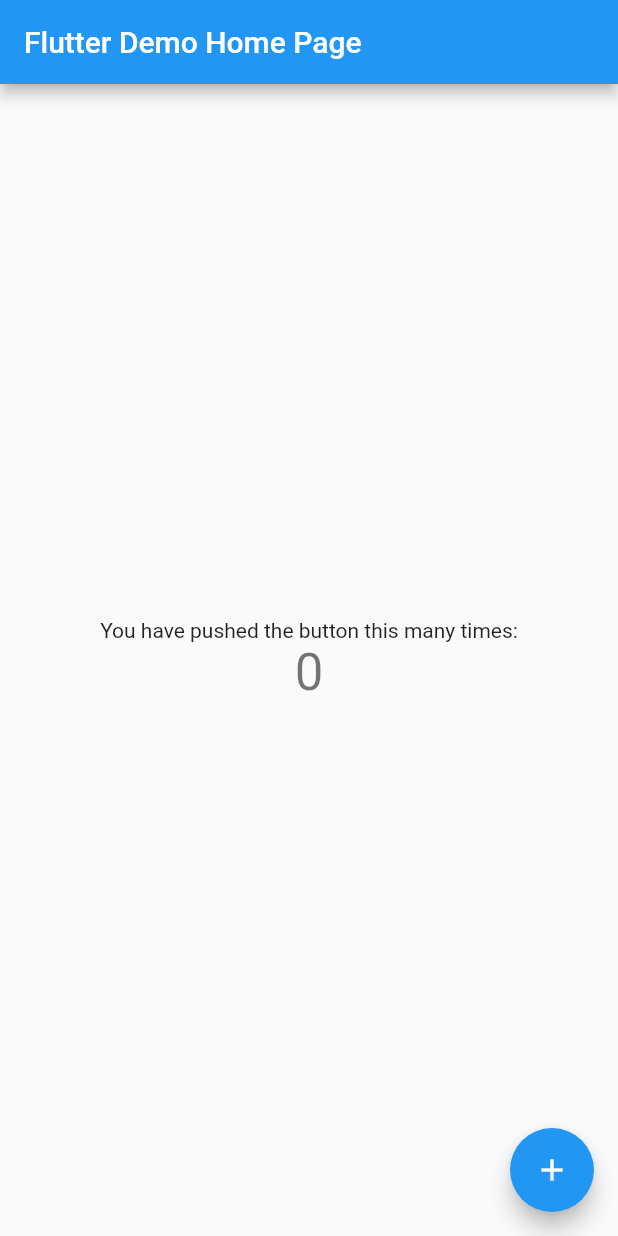
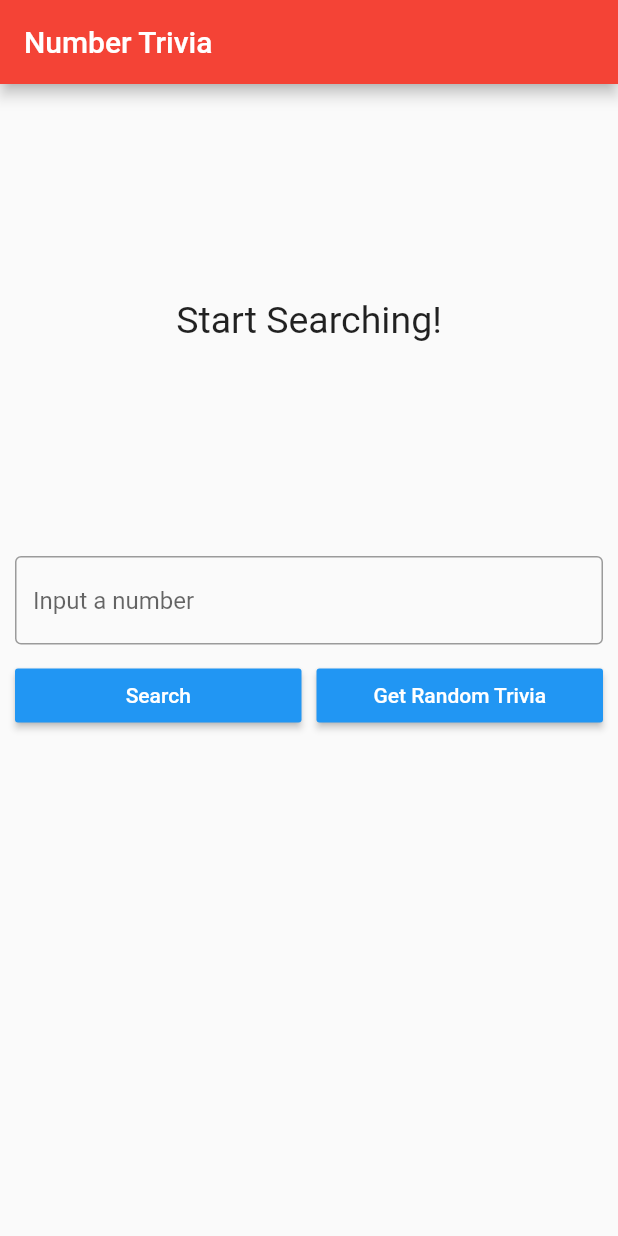
Before and after one commit to r3ddev1l/TDDCleanArchitectureInFlutter, a Flutter app: the screen it shows after launch, on a phone screen of 412 x 824 dp. Run offline on Flutter 3.47's test engine with Material 2 defaults, Android fonts, the phone set to English and light mode, and no system bars; our stand-ins replace bloc, dartz, data_connection_checker, equatable, flutter_bloc, get_it and 1 more.

Commit message:
ui completed

```diff
--- a/lib/features/number_trivia/data/datasources/number_trivia_local_data_source.dart
+++ b/lib/features/number_trivia/data/datasources/number_trivia_local_data_source.dart
@@ -22,7 +22,6 @@ class NumberTriviaLocalDataSourceImpl implements NumberTriviaLocalDataSource {
   }
 
   Future<void> cacheNumberTrivia(NumberTriviaModel triviaToCache) {
-    // TODO: implement cacheNumberTrivia
     throw UnimplementedError();
   }
 }
--- /dev/null
+++ b/lib/features/number_trivia/presentation/pages/number_trivia_page.dart
@@ -0,0 +1,60 @@
+import 'package:clean_architecture/features/number_trivia/presentation/bloc/number_trivia_bloc.dart';
+import 'package:clean_architecture/features/number_trivia/presentation/widgets/widgets.dart';
+import 'package:clean_architecture/injection_container.dart';
+import 'package:flutter/material.dart';
+import 'package:flutter_bloc/flutter_bloc.dart';
+
+class NumberTriviaPage extends StatelessWidget {
+  @override
+  Widget build(BuildContext context) {
+    return Scaffold(
+      appBar: AppBar(
+        title: Text('Number Trivia'),
+      ),
+      body: SingleChildScrollView(
+        child: buildBody(context),
+      ),
+    );
+  }
+
+  BlocProvider<NumberTriviaBloc> buildBody(BuildContext context) {
+    return BlocProvider(
+      builder: (_) => sl<NumberTriviaBloc>(),
+      child: Center(
+        child: Padding(
+          padding: const EdgeInsets.all(10.0),
+          child: Column(
+            children: [
+              SizedBox(
+                height: 10,
+              ),
+              //top half
+              BlocBuilder<NumberTriviaBloc, NumberTriviaState>(
+                builder: (context, state) {
+                  if (state is Empty) {
+                    return MessageDisplay(
+                      message: 'Start Searching!',
+                    );
+                  } else if (state is Loading) {
+                    return LoadingIWidget();
+                  } else if (state is Loaded) {
+                    return TriviaDisplay(numberTrivia: state.trivia);
+                  } else if (state is Error) {
+                    return MessageDisplay(
+                      message: state.message,
+                    );
+                  }
+                },
+              ),
+              SizedBox(
+                height: 20,
+              ),
+              //bottom half
+              TriviaControls()
+            ],
+          ),
+        ),
+      ),
+    );
+  }
+}
--- /dev/null
+++ b/lib/features/number_trivia/presentation/widgets/message_display.dart
@@ -0,0 +1,21 @@
+import 'package:flutter/material.dart';
+
+class MessageDisplay extends StatelessWidget {
+  final String message;
+  const MessageDisplay({Key key, @required this.message}) : super(key: key);
+
+  @override
+  Widget build(BuildContext context) {
+    return Container(
+        height: MediaQuery.of(context).size.height / 3,
+        child: Center(
+          child: SingleChildScrollView(
+            child: Text(
+              message,
+              style: TextStyle(fontSize: 25),
+              textAlign: TextAlign.center,
+            ),
+          ),
+        ));
+  }
+}
--- /dev/null
+++ b/lib/features/number_trivia/presentation/widgets/trivia_controls.dart
@@ -0,0 +1,77 @@
+import 'package:clean_architecture/features/number_trivia/presentation/bloc/number_trivia_bloc.dart';
+import 'package:flutter/material.dart';
+import 'package:flutter_bloc/flutter_bloc.dart';
+
+class TriviaControls extends StatefulWidget {
+  const TriviaControls({
+    Key key,
+  }) : super(key: key);
+
+  @override
+  _TriviaControlsState createState() => _TriviaControlsState();
+}
+
+class _TriviaControlsState extends State<TriviaControls> {
+  String inputStr;
+
+  TextEditingController textEditingController = TextEditingController();
+  @override
+  Widget build(BuildContext context) {
+    return Column(
+      children: [
+        //textfield
+        TextField(
+          onSubmitted: (_) {
+            dispatchConcrete();
+          },
+          controller: textEditingController,
+          keyboardType: TextInputType.number,
+          decoration: InputDecoration(
+            border: OutlineInputBorder(),
+            hintText: 'Input a number',
+          ),
+          onChanged: (value) {
+            inputStr = value;
+          },
+        ),
+        SizedBox(
+          height: 10,
+        ),
+        //buttons
+        Row(
+          children: [
+            Expanded(
+              child: RaisedButton(
+                  onPressed: dispatchConcrete,
+                  child: Text('Search'),
+                  textTheme: ButtonTextTheme.primary,
+                  color: Theme.of(context).accentColor),
+            ),
+            SizedBox(
+              width: 10,
+            ),
+            Expanded(
+              child: RaisedButton(
+                  onPressed: dispatchRandom,
+                  child: Text('Get Random Trivia'),
+                  textTheme: ButtonTextTheme.primary,
+                  color: Theme.of(context).accentColor),
+            ),
+          ],
+        )
+      ],
+    );
+  }
+
+  void dispatchConcrete() {
+    textEditingController.clear();
+    BlocProvider.of<NumberTriviaBloc>(context)
+        .dispatch(GetTriviaForConcreteNumber(inputStr));
+  }
+
+  void dispatchRandom() {
+    textEditingController.clear();
+    BlocProvider.of<NumberTriviaBloc>(context)
+        .dispatch(GetTriviaForRandomNumber());
+  }
+}
--- /dev/null
+++ b/lib/features/number_trivia/presentation/widgets/widgets.dart
@@ -0,0 +1,4 @@
+export 'loading_widget.dart';
+export 'message_display.dart';
+export 'trivia_display.dart';
+export 'trivia_controls.dart';
--- a/lib/main.dart
+++ b/lib/main.dart
@@ -1,7 +1,9 @@
+import 'package:clean_architecture/features/number_trivia/presentation/pages/number_trivia_page.dart';
 import 'package:clean_architecture/injection_container.dart' as di;
 import 'package:flutter/material.dart';
 
 void main() async {
+  WidgetsFlutterBinding.ensureInitialized();
   await di.init();
   runApp(MyApp());
 }
@@ -10,58 +12,10 @@ class MyApp extends StatelessWidget {
   @override
   Widget build(BuildContext context) {
     return MaterialApp(
-      title: 'Flutter Demo',
       theme: ThemeData(
-        primarySwatch: Colors.blue,
+        primaryColor: Colors.red,
       ),
-      home: MyHomePage(title: 'Flutter Demo Home Page'),
+      home: NumberTriviaPage(),
     );
   }
 }
-
-class MyHomePage extends StatefulWidget {
-  MyHomePage({Key key, this.title}) : super(key: key);
-
-  final String title;
-
-  @override
-  _MyHomePageState createState() => _MyHomePageState();
-}
-
-class _MyHomePageState extends State<MyHomePage> {
-  int _counter = 0;
-
-  void _incrementCounter() {
-    setState(() {
-      _counter++;
-    });
-  }
-
-  @override
-  Widget build(BuildContext context) {
-    return Scaffold(
-      appBar: AppBar(
-        title: Text(widget.title),
-      ),
-      body: Center(
-        child: Column(
-          mainAxisAlignment: MainAxisAlignment.center,
-          children: <Widget>[
-            Text(
-              'You have pushed the button this many times:',
-            ),
-            Text(
-              '$_counter',
-              style: Theme.of(context).textTheme.headline4,
-            ),
-          ],
-        ),
-      ),
-      floatingActionButton: FloatingActionButton(
-        onPressed: _incrementCounter,
-        tooltip: 'Increment',
-        child: Icon(Icons.add),
-      ),
-    );
-  }
-}
```
Also changed, not shown: lib/features/number_trivia/presentation/widgets/loading_widget.dart (added, +14 -0 lines), lib/features/number_trivia/presentation/widgets/trivia_display.dart (added, +32 -0 lines), 1 other file.
